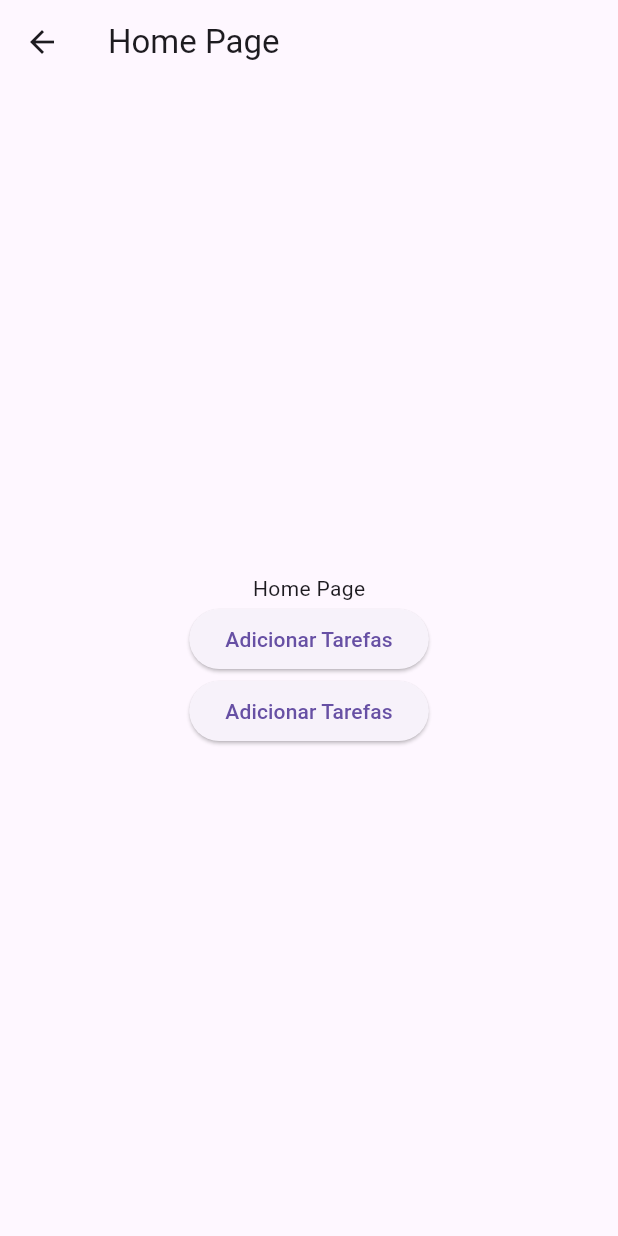
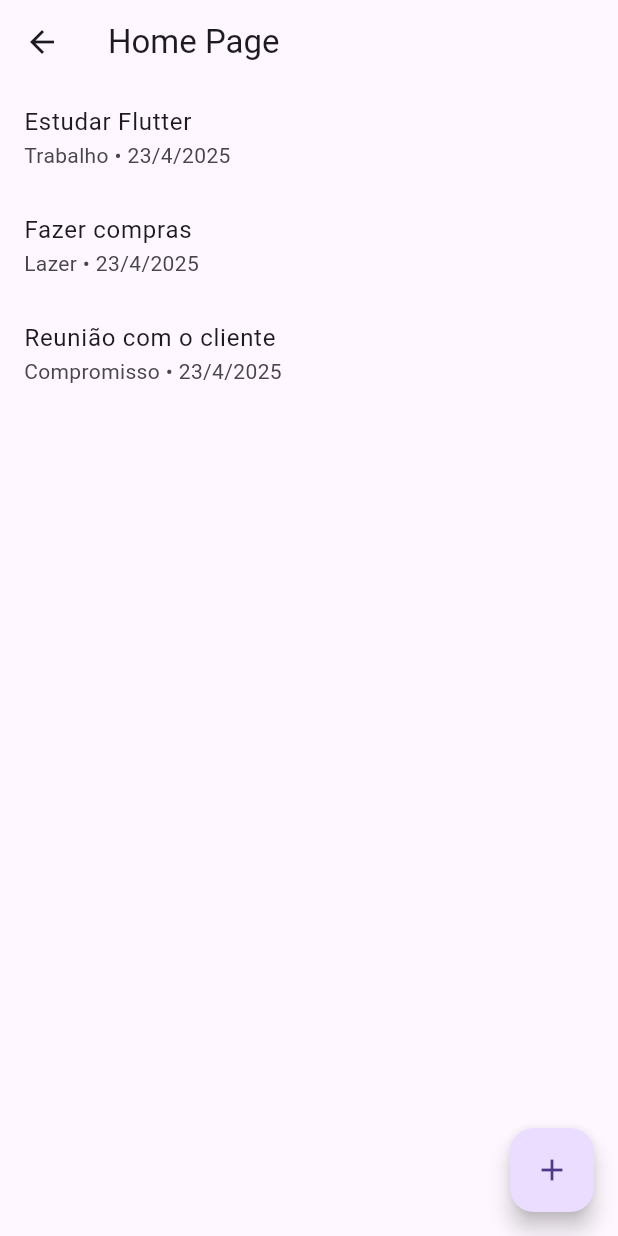
Before and after one commit to thiagocalegaro/taskmanager_app, a Flutter app: the HomePage screen opened directly, on a phone screen of 412 x 824 dp. Run offline on Flutter 3.47's test engine with Material 3 defaults, Android fonts, the phone set to English and light mode, and no system bars.

Commit message:
salvando tarefas temporariamente

```diff
--- a/lib/models/tarefa.dart
+++ b/lib/models/tarefa.dart
@@ -0,0 +1,18 @@
+class Tarefa {
+  final String nome;
+  final String categoria;
+  final String? descricao;
+  final DateTime data;
+
+  Tarefa ({
+    required this.nome,
+    required this.categoria,
+    this.descricao,
+    required this.data,
+  });
+
+  @override
+  String toString() {
+    return 'Tarefa{nome: $nome, categoria: $categoria, descricao: $descricao, data: $data}';
+  }
+}
--- a/lib/pages/home_page.dart
+++ b/lib/pages/home_page.dart
@@ -1,46 +1,68 @@
 import 'package:flutter/material.dart';
-import 'package:task_manager/pages/add_tasks.dart';
+import 'package:task_manager/pages/add_tasks_page.dart';
+import '../models/tarefa.dart';
 
-class HomePage extends StatelessWidget {
+class HomePage extends StatefulWidget {
   const HomePage({super.key});
+
+  @override
+  State<HomePage> createState() => _HomePageState();
+}
+
+class _HomePageState extends State<HomePage> {
+  final List<Tarefa> tarefas = [
+    Tarefa(
+      nome: 'Estudar Flutter',
+      categoria: 'Trabalho',
+      descricao: 'Estudar Flutter para o projeto de TCC',
+      data: DateTime.now(),
+    ),
+    Tarefa(
+      nome: 'Fazer compras',
+      categoria: 'Lazer',
+      descricao: 'Comprar frutas e verduras',
+      data: DateTime.now(),
+    ),
+    Tarefa(
+      nome: 'Reunião com o cliente',
+      categoria: 'Compromisso',
+      descricao: 'Reunião para discutir o projeto',
+      data: DateTime.now(),
+    ),
+  ];
 
   @override
   Widget build(BuildContext context) {
     return Scaffold(
-        appBar: AppBar(
-          title: Text('Home Page'),
-          ),
-       //listar tarefas
-       body: Center(
-          child: Column(
-            mainAxisAlignment: MainAxisAlignment.center,
-            children: [
-              const Text('Home Page'),
-              ElevatedButton(
-                onPressed: () {
-                  Navigator.push(
-                    context,
-                    MaterialPageRoute(
-                      builder: (context) => const AddTasksPage(),
-                    ),
-                  );
-                },
-                child: const Text('Adicionar Tarefas'),
-              ),
-              ElevatedButton(
-                onPressed: () {
-                  Navigator.push(
-                    context,
-                    MaterialPageRoute(
-                      builder: (context) => const AddTasksPage(),
-                    ),
-                  );
-                },
-                child: const Text('Adicionar Tarefas'),
-              ),
-            ],
-          ),
-        )
+      appBar: AppBar(title: const Text('Home Page')),
+      floatingActionButton: FloatingActionButton(
+        onPressed: _irParaAddTarefa,
+        child: const Icon(Icons.add),
+      ),
+      body: tarefas.isEmpty
+          ? const Center(child: Text('Nenhuma tarefa ainda'))
+          : ListView.builder(
+        itemCount: tarefas.length,
+        itemBuilder: (context, index) {
+          final t = tarefas[index];
+          return ListTile(
+            title: Text(t.nome),
+            subtitle: Text('${t.categoria} • '
+                '${t.data.day}/${t.data.month}/${t.data.year}'),
+          );
+        },
+      ),
     );
   }
+
+  Future<void> _irParaAddTarefa() async {
+    final novaTarefa = await Navigator.push<Tarefa>(
+      context,
+      MaterialPageRoute(builder: (_) => const AddTasksPage()),
+    );
+
+    if (novaTarefa != null) {
+      setState(() => tarefas.add(novaTarefa));
+    }
+  }
 }
--- a/pubspec.yaml
+++ b/pubspec.yaml
@@ -34,6 +34,7 @@ dependencies:
   # The following adds the Cupertino Icons font to your application.
   # Use with the CupertinoIcons class for iOS style icons.
   cupertino_icons: ^1.0.8
+
 
 dev_dependencies:
   flutter_test:
```
Also changed, not shown: lib/pages/add_tasks_page.dart (+94 -65 lines).
